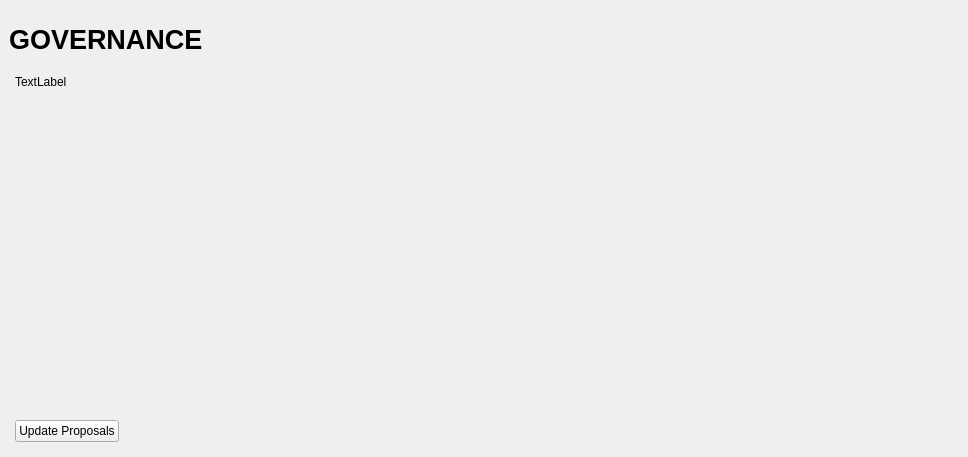
First picture: the form in src/qt/forms/governancepage.ui, repository wagerr/wagerr, before the edit.
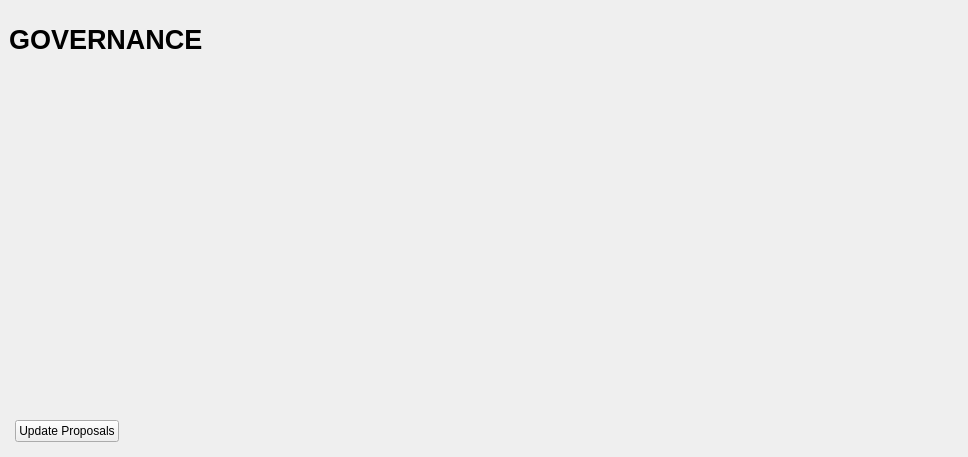
Second picture: the form after the edit.

Commit message: remove unused textlabel from governance page

Patch:
```diff
--- a/src/qt/forms/governancepage.ui
+++ b/src/qt/forms/governancepage.ui
@@ -154,13 +154,6 @@
            </property>
            <item>
             <layout class="QVBoxLayout" name="verticalLayout_2">
-             <item>
-              <widget class="QLabel" name="label">
-               <property name="text">
-                <string>TextLabel</string>
-               </property>
-              </widget>
-             </item>
              <item>
               <widget class="QScrollArea" name="scrollArea">
                <property name="sizePolicy">
```
